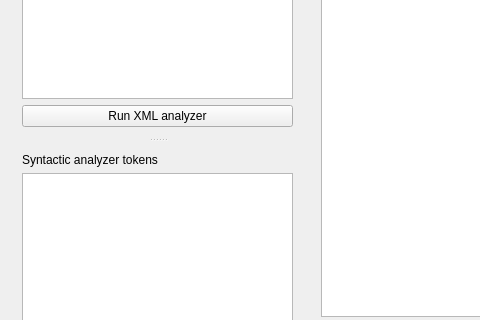
Old version of the form SyntacticAnalyzerQt/mainwindow.ui in the repository rmtier/SyntacticAnalyzer; both pictures show x 0 to 480 and y 211 to 531 of the 1003 by 672 pixel window.
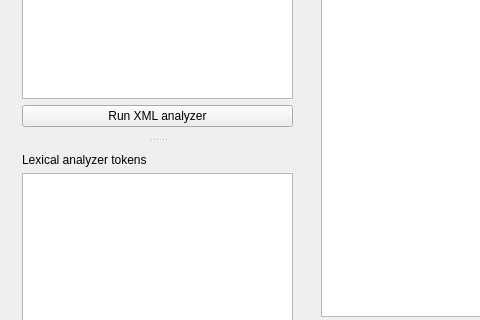
New version of the form.

Diff of the .ui file:
```diff
--- a/SyntacticAnalyzerQt/mainwindow.ui
+++ b/SyntacticAnalyzerQt/mainwindow.ui
@@ -56,7 +56,7 @@
         <item>
          <widget class="QLabel" name="label">
           <property name="text">
-           <string>Syntactic analyzer tokens</string>
+           <string>Lexical analyzer tokens</string>
           </property>
          </widget>
         </item>
```
